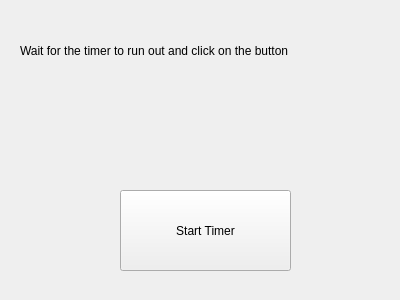
Above: WinBlitz/WaitTimer.ui from PyroWilDx/WinBlitz before the change. Below: the same form after it.
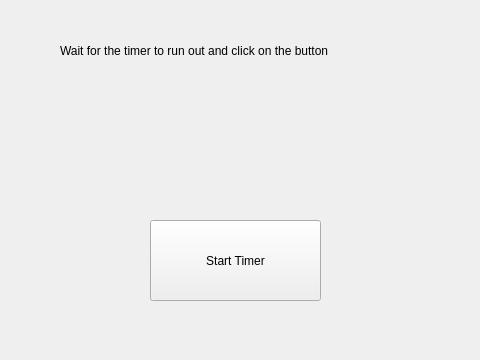
That is the form after the change.

Diff of the .ui file:
```diff
--- a/WinBlitz/WaitTimer.ui
+++ b/WinBlitz/WaitTimer.ui
@@ -6,8 +6,8 @@
    <rect>
     <x>0</x>
     <y>0</y>
-    <width>400</width>
-    <height>300</height>
+    <width>480</width>
+    <height>360</height>
    </rect>
   </property>
   <property name="windowTitle">
@@ -16,7 +16,7 @@
   <widget class="QLabel" name="Info1">
    <property name="geometry">
     <rect>
-     <x>20</x>
+     <x>60</x>
      <y>10</y>
      <width>361</width>
      <height>81</height>
@@ -29,7 +29,7 @@
   <widget class="QLabel" name="Timer">
    <property name="geometry">
     <rect>
-     <x>40</x>
+     <x>100</x>
      <y>110</y>
      <width>311</width>
      <height>61</height>
@@ -42,8 +42,8 @@
   <widget class="QPushButton" name="Button">
    <property name="geometry">
     <rect>
-     <x>120</x>
-     <y>190</y>
+     <x>150</x>
+     <y>220</y>
      <width>171</width>
      <height>81</height>
     </rect>
```
